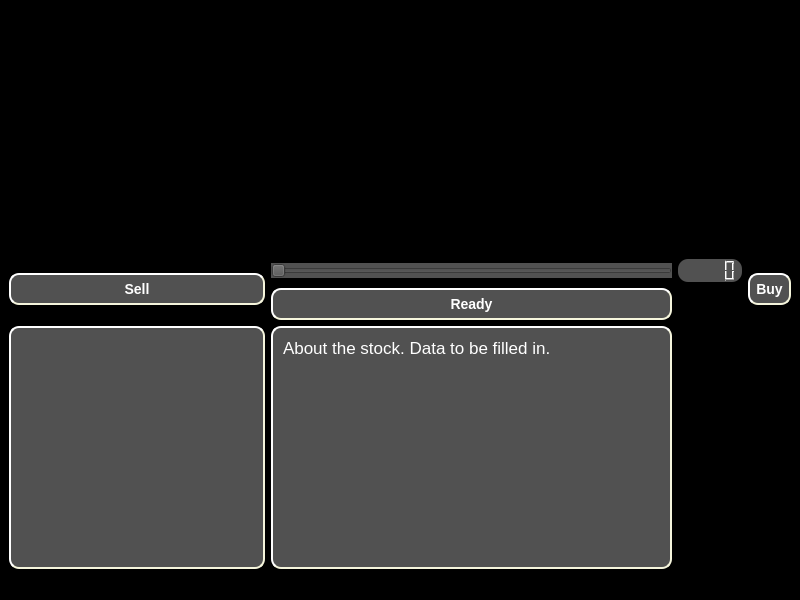
This is FrontEnd/testQt/mainwindow.ui in fazeelabbasi/CRASH as Qt 5 draws it before an edit. The edited form follows.
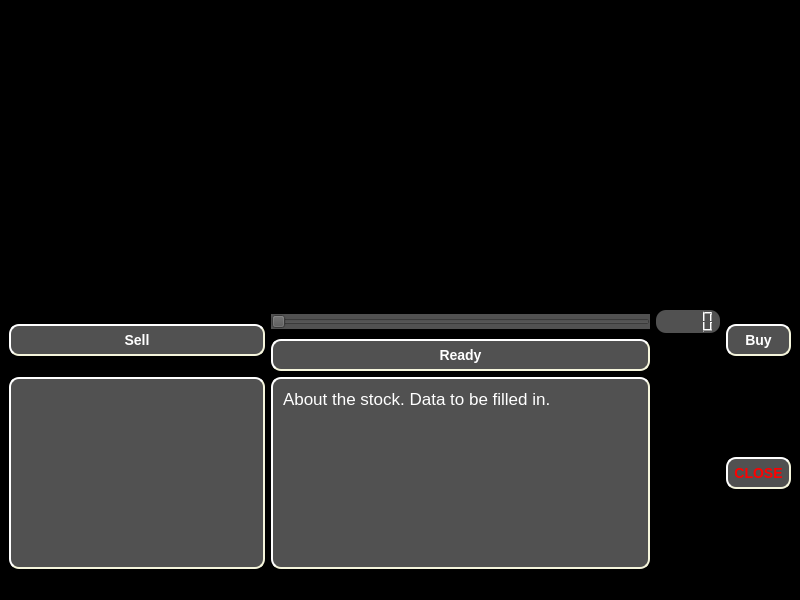
This is the edited form. Custom widgets are drawn as their Qt base class.

Commit message: Made the program fullscreen with a close button

The edit to the form file:
```diff
--- a/FrontEnd/testQt/mainwindow.ui
+++ b/FrontEnd/testQt/mainwindow.ui
@@ -10,6 +10,12 @@
     <height>600</height>
    </rect>
   </property>
+  <property name="sizePolicy">
+   <sizepolicy hsizetype="Fixed" vsizetype="Fixed">
+    <horstretch>0</horstretch>
+    <verstretch>0</verstretch>
+   </sizepolicy>
+  </property>
   <property name="font">
    <font>
     <kerning>false</kerning>
@@ -160,6 +166,24 @@
       </property>
      </widget>
     </item>
+    <item row="3" column="3">
+     <widget class="QPushButton" name="pushButton">
+      <property name="styleSheet">
+       <string notr="true">color:red;
+background-color: rgb(81, 81, 81);
+border-style: outset;
+border-width: 2px;
+border-radius: 10px;
+border-color: beige;
+font: bold 14px;
+min-width: 10em;
+padding: 6px</string>
+      </property>
+      <property name="text">
+       <string>CLOSE</string>
+      </property>
+     </widget>
+    </item>
    </layout>
   </widget>
   <widget class="QMenuBar" name="menubar">
```
Left out of the diff: 2 changed lines with no effect on the pictures. The commit also changes 3 other files.
